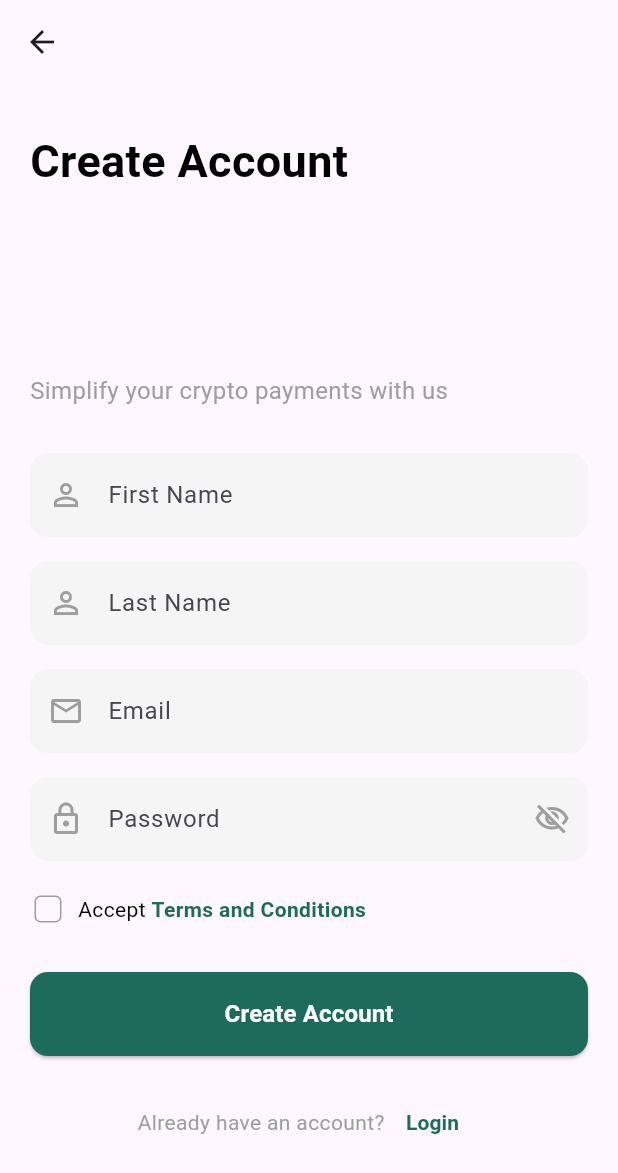
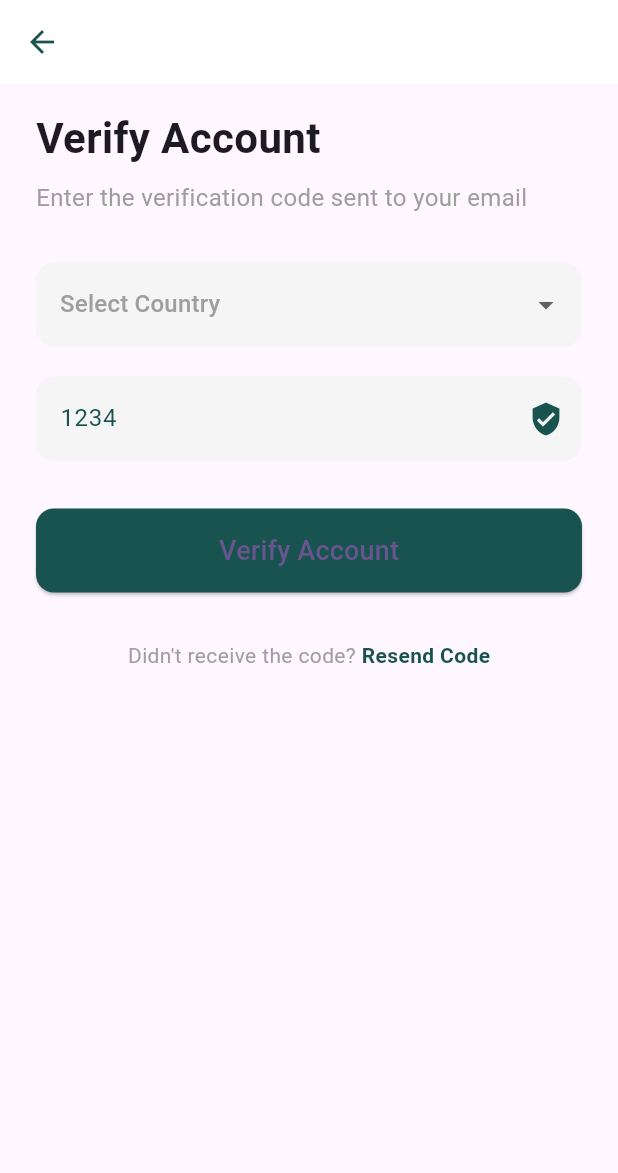
Before and after one commit to Daniel-Kav/Pretium-finance-app, a Flutter app: the SignupPage screen opened directly, after a tap on "Create Account", on a phone screen of 412 x 824 dp. Shown: the top 1173 px of the screen. Run offline on Flutter 3.47's test engine with Material 3 defaults, Android fonts, the phone set to English and light mode, and no system bars.

Commit message:
feat(signup): add navigation to verify account page
Add navigation logic to redirect users to the VerifyAccountPage upon clicking the create account button. This change introduces a new page for account verification, enhancing the user flow during the signup process.

```diff
--- a/pretium/lib/signup_page.dart
+++ b/pretium/lib/signup_page.dart
@@ -1,4 +1,5 @@
 import 'package:flutter/material.dart';
+import 'verify_account_page.dart';
 
 
 class SignupPage extends StatefulWidget {
@@ -190,7 +191,9 @@ class _SignupPageState extends State<SignupPage> {
                   height: 56,
                   child: ElevatedButton(
                     onPressed: () {
-                      // Handle create account
+                      Navigator.of(context).push(
+                        MaterialPageRoute(builder: (context) => const VerifyAccountPage()),
+                      );
                     },
                     style: ElevatedButton.styleFrom(
                       backgroundColor: const Color(0xFF1D6B5B),
--- /dev/null
+++ b/pretium/lib/verify_account_page.dart
@@ -0,0 +1,122 @@
+import 'package:flutter/material.dart';
+
+class VerifyAccountPage extends StatefulWidget {
+  const VerifyAccountPage({super.key});
+
+  @override
+  State<VerifyAccountPage> createState() => _VerifyAccountPageState();
+}
+
+class _VerifyAccountPageState extends State<VerifyAccountPage> {
+  String? _selectedCountry;
+  final TextEditingController _codeController = TextEditingController();
+  final List<String> _countries = ['Select Country', 'USA', 'UK', 'Kenya', 'Nigeria'];
+
+  @override
+  Widget build(BuildContext context) {
+    return Scaffold(
+      appBar: AppBar(
+        leading: IconButton(
+          icon: const Icon(Icons.arrow_back, color: Color(0xFF18534F)),
+          onPressed: () => Navigator.of(context).pop(),
+        ),
+        backgroundColor: Colors.white,
+        elevation: 0,
+      ),
+      body: SafeArea(
+        child: Padding(
+          padding: const EdgeInsets.symmetric(horizontal: 24.0),
+          child: Column(
+            crossAxisAlignment: CrossAxisAlignment.start,
+            children: [
+              const SizedBox(height: 16),
+              const Text(
+                'Verify Account',
+                style: TextStyle(fontSize: 28, fontWeight: FontWeight.bold),
+              ),
+              const SizedBox(height: 8),
+              const Text(
+                'Enter the verification code sent to your email',
+                style: TextStyle(fontSize: 16, color: Colors.grey),
+              ),
+              const SizedBox(height: 32),
+              DropdownButtonFormField<String>(
+                value: _selectedCountry,
+                items: _countries.map((country) {
+                  return DropdownMenuItem<String>(
+                    value: country == 'Select Country' ? null : country,
+                    child: Text(country, style: TextStyle(color: country == 'Select Country' ? Colors.grey : Colors.black)),
+                  );
+                }).toList(),
+                onChanged: (value) {
+                  setState(() {
+                    _selectedCountry = value;
+                  });
+                },
+                decoration: InputDecoration(
+                  filled: true,
+                  fillColor: Colors.grey[100],
+                  border: OutlineInputBorder(
+                    borderRadius: BorderRadius.circular(12),
+                    borderSide: BorderSide.none,
+                  ),
+                  contentPadding: const EdgeInsets.symmetric(vertical: 16, horizontal: 12),
+                ),
+                hint: const Text('Select Country', style: TextStyle(color: Colors.grey)),
+              ),
+              const SizedBox(height: 20),
+              TextField(
+                controller: _codeController,
+                keyboardType: TextInputType.number,
+                decoration: InputDecoration(
+                  hintText: '1234',
+                  hintStyle: const TextStyle(color: Color(0xFF18534F)),
+                  suffixIcon: const Icon(Icons.verified_user, color: Color(0xFF18534F)),
+                  filled: true,
+                  fillColor: Colors.grey[100],
+                  border: OutlineInputBorder(
+                    borderRadius: BorderRadius.circular(12),
+                    borderSide: BorderSide.none,
+                  ),
+                  contentPadding: const EdgeInsets.symmetric(vertical: 16, horizontal: 12),
+                ),
+              ),
+              const SizedBox(height: 32),
+              SizedBox(
+                width: double.infinity,
+                height: 56,
+                child: ElevatedButton(
+                  style: ElevatedButton.styleFrom(
+                    backgroundColor: const Color(0xFF18534F),
+                    shape: RoundedRectangleBorder(
+                      borderRadius: BorderRadius.circular(12),
+                    ),
+                  ),
+                  onPressed: () {},
+                  child: const Text('Verify Account', style: TextStyle(fontSize: 18)),
+                ),
+              ),
+              const SizedBox(height: 32),
+              Row(
+                mainAxisAlignment: MainAxisAlignment.center,
+                children: [
+                  const Text("Didn't receive the code? ", style: TextStyle(color: Colors.grey)),
+                  GestureDetector(
+                    onTap: () {},
+                    child: const Text(
+                      'Resend Code',
+                      style: TextStyle(
+                        color: Color(0xFF18534F),
+                        fontWeight: FontWeight.bold,
+                      ),
+                    ),
+                  ),
+                ],
+              ),
+            ],
+          ),
+        ),
+      ),
+    );
+  }
+}
```
